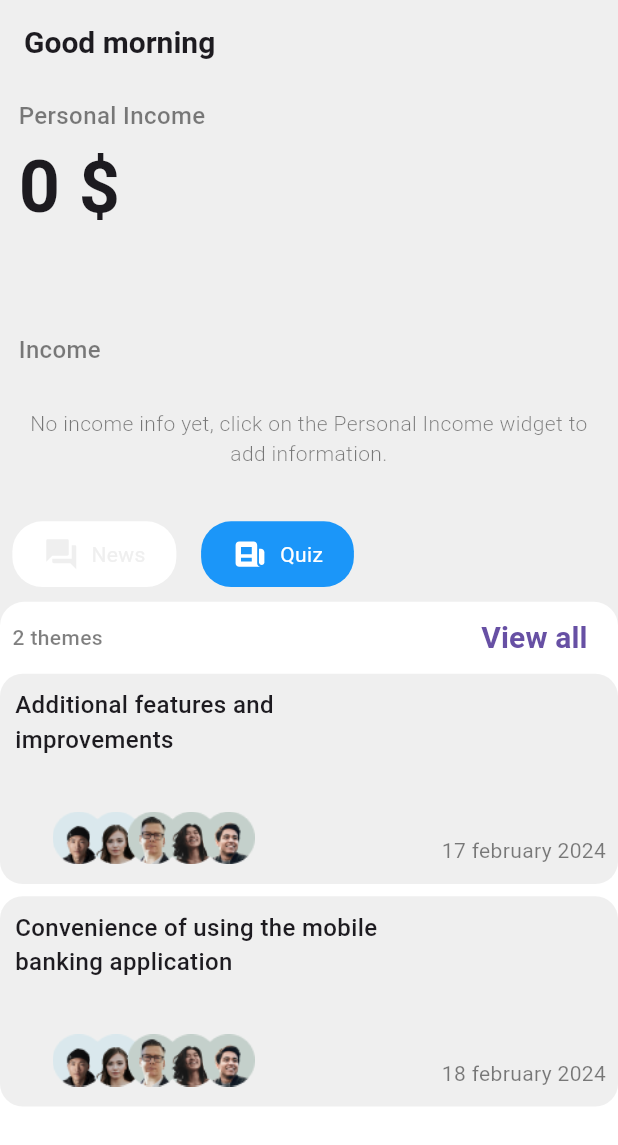
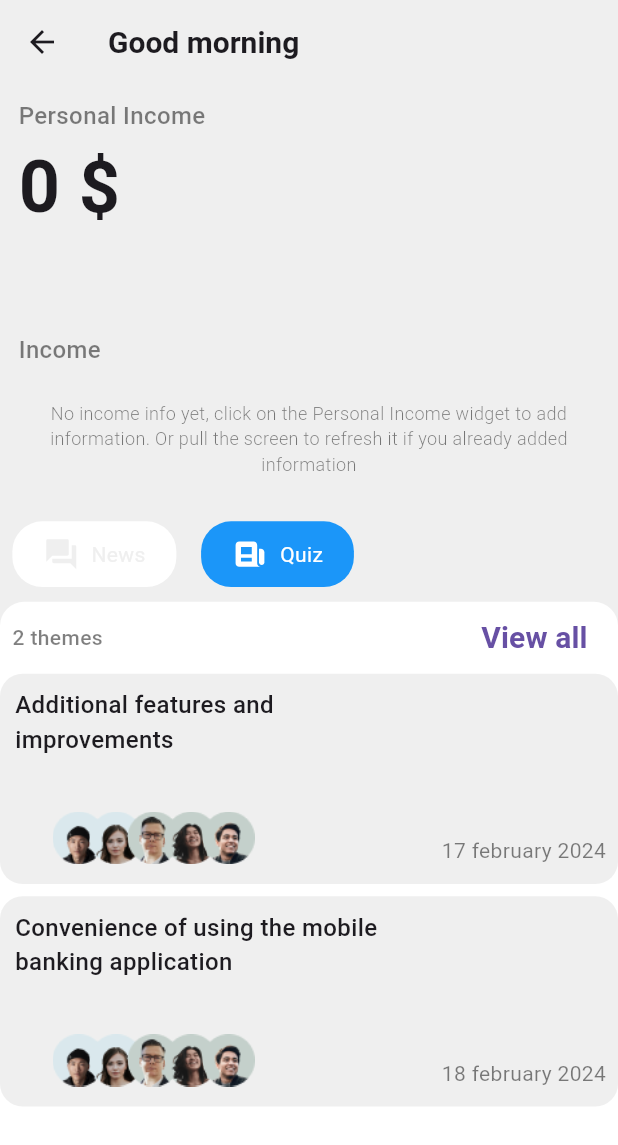
Before and after one commit to thmeofan/blue_gorizon_bank_app, a Flutter app: the SynopsisScreen screen opened directly, after a tap on "Quiz", on a phone screen of 412 x 824 dp. Shown: the top 1145 px of the screen. Run offline on Flutter 3.47's test engine with Material 3 defaults, Android fonts, the phone set to English and light mode, and no system bars; our stand-ins replace carousel_slider, fancy_shimmer_image, flutter_bloc, flutter_svg, shared_preferences; missing offline and left inert: flutter_inappwebview; accounts and stored records are empty.

Commit message:
navigation fix+ mild ui changes

```diff
--- a/lib/views/synopsis/views/synopsis_screen.dart
+++ b/lib/views/synopsis/views/synopsis_screen.dart
@@ -31,9 +31,10 @@ class _SynopsisScreenState extends State<SynopsisScreen> {
   void initState() {
     super.initState();
     _loadOperations();
+    _setupBackListener();
   }
 
-  void _loadOperations() async {
+  Future<void> _loadOperations() async {
     operations = await SharedPreferencesService.loadOperations();
     totalIncome = _calculateTotalIncome();
     setState(() {});
@@ -41,6 +42,22 @@ class _SynopsisScreenState extends State<SynopsisScreen> {
 
   double _calculateTotalIncome() {
     return operations.fold(0, (sum, op) => sum + (op['amount'] as double));
+  }
+
+  void _updateOperations() {
+    setState(() {
+      //  operations = SharedPreferencesService.loadOperations();
+      totalIncome = _calculateTotalIncome();
+    });
+  }
+
+  void _setupBackListener() {
+    WidgetsBinding.instance!.addPostFrameCallback((_) {
+      ModalRoute.of(context)!.addScopedWillPopCallback(() async {
+        _loadOperations();
+        return true;
+      });
+    });
   }
 
   @override
@@ -56,7 +73,9 @@ class _SynopsisScreenState extends State<SynopsisScreen> {
           style: SynopsisTextStyle.appbar,
         ),
       ),
-      body: Container(
+      body: RefreshIndicator(
+        onRefresh: _loadOperations,
+        child: Container(
           color: AppColors.lightGreyColor,
           child: Column(
             crossAxisAlignment: CrossAxisAlignment.start,
@@ -81,11 +100,16 @@ class _SynopsisScreenState extends State<SynopsisScreen> {
                             horizontal: screenSize.width * 0.03,
                           ),
                           child: Text(
-                          'No income info yet, click on the Personal Income widget to add information.',
+                            'No income info yet, click on the Personal Income widget to add information. Or pull the screen to refresh it if you already added information',
                             textAlign: TextAlign.center,
+                            maxLines: 3,
+                            softWrap: true,
                             style: TextStyle(
                               color: Colors.black.withOpacity(0.5),
-                              fontWeight: FontWeight.w300),
+                              fontSize: 12,
+                              fontWeight: FontWeight.w300,
+                              overflow: TextOverflow.visible,
+                            ),
                           ),
                         ),
                       )
@@ -169,7 +193,8 @@ class _SynopsisScreenState extends State<SynopsisScreen> {
                                         Navigator.of(context).push(
                                             MaterialPageRoute(
                                                 builder: (context) =>
-                                                  NewsScreen(newsModel: news)));
+                                                    NewsScreen(
+                                                        newsModel: news)));
                                       },
                                       child: const Text('View all',
                                           style: SynopsisTextStyle.appbar))
@@ -233,7 +258,8 @@ class _SynopsisScreenState extends State<SynopsisScreen> {
                                           screenSize,
                                           'Additional features and improvements',
                                           '17 february 2024'),
-                                    SizedBox(height: screenSize.height * 0.01),
+                                      SizedBox(
+                                          height: screenSize.height * 0.01),
                                       buildCard(
                                           screenSize,
                                           'Convenience of using the mobile banking application',
@@ -248,6 +274,7 @@ class _SynopsisScreenState extends State<SynopsisScreen> {
                       ),
               ),
             ],
+          ),
         ),
       ),
     );
```
Also changed, not shown: lib/views/income/views/income_screen.dart (+7 -6 lines). Lines whose indentation alone changed are shown as unchanged.
